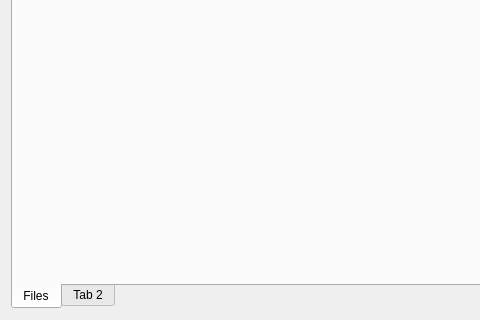
os-fpga/FOEDAG, file src/ProjNavigator/sources_form.ui: the form before one commit; both pictures show x 0 to 480 and y 348 to 668 of the 664 by 668 pixel window.
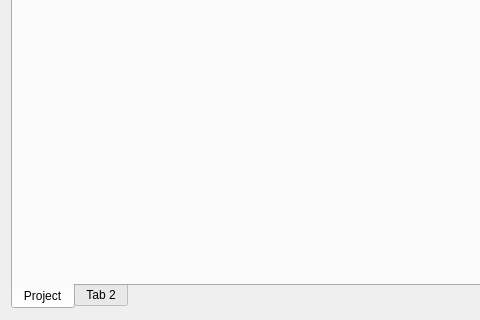
The form after the commit.

Commit message: Add file explorer widget

```diff
--- a/src/ProjNavigator/sources_form.ui
+++ b/src/ProjNavigator/sources_form.ui
@@ -24,7 +24,7 @@
      </property>
      <widget class="QWidget" name="m_tabHierarchy">
       <attribute name="title">
-       <string>Files</string>
+       <string>Project</string>
       </attribute>
      </widget>
      <widget class="QWidget" name="tab_2">
```
The commit also changes 5 other files.
